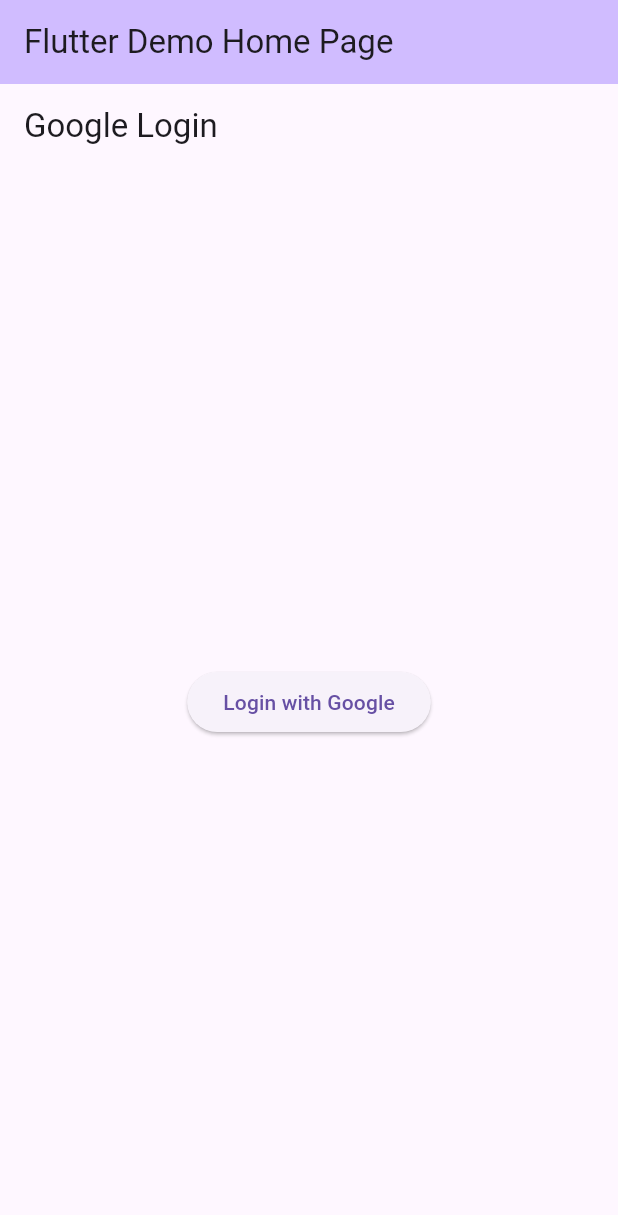
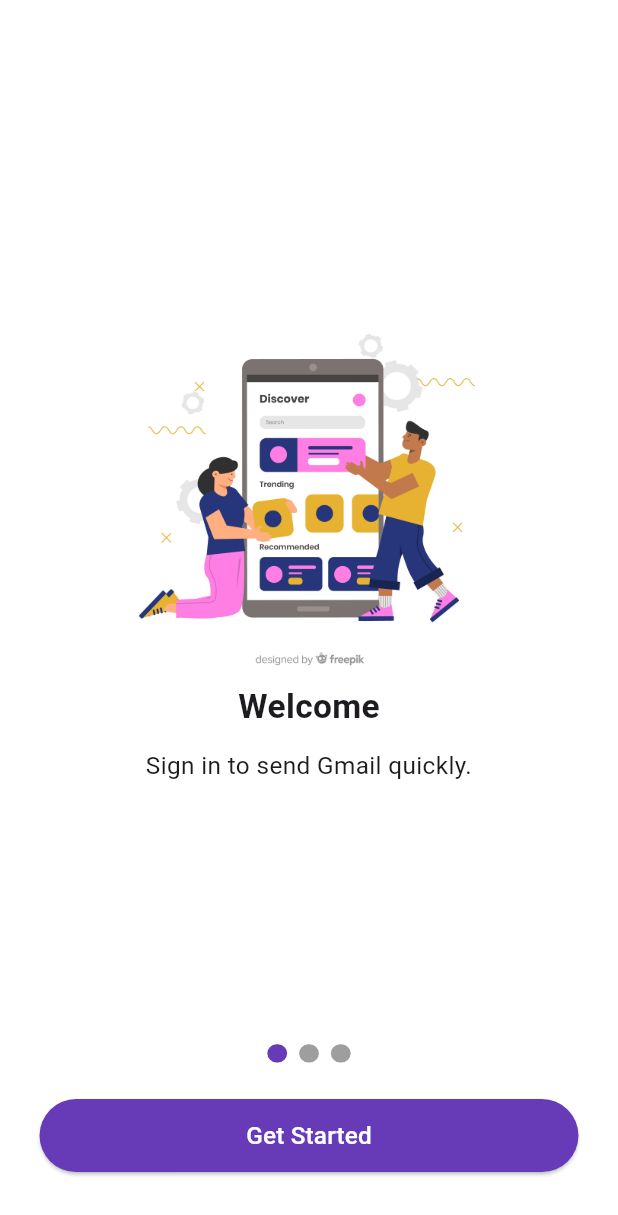
Before and after one commit to developerdevsoni/easy-mail, a Flutter app: the screen it shows after launch, on a phone screen of 412 x 824 dp. Shown: the top 1215 px of the screen. Run offline on Flutter 3.47's test engine with Material 3 defaults, Android fonts, the phone set to English and light mode, and no system bars; drawn by our look-alikes of smooth_page_indicator; our stand-ins replace flutter_screenutil, get, google_sign_in.

Commit message:
flutter code latest

```diff
--- a/lib/google_login_page.dart
+++ /dev/null
@@ -1,56 +0,0 @@
-import 'package:flutter/material.dart';
-import 'package:google_sign_in/google_sign_in.dart';
-import 'package:http/http.dart' as http;
-import 'dart:convert';
-
-class GoogleLoginPage extends StatefulWidget {
-  @override
-  _GoogleLoginPageState createState() => _GoogleLoginPageState();
-}
-
-class _GoogleLoginPageState extends State<GoogleLoginPage> {
-  final GoogleSignIn _googleSignIn = GoogleSignIn(
-    scopes: ['email', 'https://www.googleapis.com/auth/gmail.send'],
-    clientId: '528888226435-qp8r73od0f4tqd20984kgluc16mbvvaj.apps.googleusercontent.com', // Add this for web support
-  );
-
-  Future<void> _handleLogin() async {
-    try {
-      final GoogleSignInAccount? account = await _googleSignIn.signIn();
-      final GoogleSignInAuthentication auth = await account!.authentication;
-
-      final accessToken = auth.accessToken;
-      final idToken = auth.idToken;
-
-      // Send to backend
-      final response = await http.post(
-        Uri.parse('https://1s09gghd-5000.inc1.devtunnels.ms/save-google-user'),
-        headers: {'Content-Type': 'application/json'},
-        body: json.encode({
-          "email": account.email,
-          "name": account.displayName,
-          "access_token": accessToken,
-          "refresh_token": null, // Not available directly
-          "id_token": idToken,
-        }),
-      );
-
-      print("Backend response: ${response.body}");
-    } catch (e) {
-      print("Login error: $e");
-    }
-  }
-
-  @override
-  Widget build(BuildContext context) {
-    return Scaffold(
-      appBar: AppBar(title: Text("Google Login")),
-      body: Center(
-        child: ElevatedButton(
-          child: Text("Login with Google"),
-          onPressed: _handleLogin,
-        ),
-      ),
-    );
-  }
-}
--- a/lib/main.dart
+++ b/lib/main.dart
@@ -1,5 +1,8 @@
-import 'package:easy_mail/google_login_page.dart';
+import 'package:easy_mail/pages/intro_screen.dart';
 import 'package:flutter/material.dart';
+import 'package:get/get.dart';
+import 'package:flutter_screenutil/flutter_screenutil.dart';
+import 'pages/google_login_page.dart';
 
 void main() {
   runApp(const MyApp());
@@ -8,86 +11,21 @@
 class MyApp extends StatelessWidget {
   const MyApp({super.key});
 
-  // This widget is the root of your application.
   @override
   Widget build(BuildContext context) {
-    return MaterialApp(
-      title: 'Flutter Demo',
-      // theme: ThemeData(
-      //
-      //   // This is the theme of your application.
-      //   //
-      //   // TRY THIS: Try running your application with "flutter run". You'll see
-      //   // the application has a purple toolbar. Then, without quitting the app,
-      //   // try changing the seedColor in the colorScheme below to Colors.green
-      //   // and then invoke "hot reload" (save your changes or press the "hot
-      //   // reload" button in a Flutter-supported IDE, or press "r" if you used
-      //   // the command line to start the app).
-      //   //
-      //   // Notice that the counter didn't reset back to zero; the application
-      //   // state is not lost during the reload. To reset the state, use hot
-      //   // restart instead.
-      //   //
-      //   // This works for code too, not just values: Most code changes can be
-      //   // tested with just a hot reload.
-      //   colorScheme: ColorScheme.fromSeed(seedColor: Colors.deepPurple),
-      // ),
-      home: const MyHomePage(title: 'Flutter Demo Home Page'),
+    return ScreenUtilInit(
+      designSize: const Size(375, 812),
+      minTextAdapt: true,
+      splitScreenMode: true,
+      builder: (_, child) {
+        return GetMaterialApp(
+          title: 'Gmail Auth App',
+          debugShowCheckedModeBanner: false,
+          theme: ThemeData(primarySwatch: Colors.deepPurple),
+          home: child,
+        );
+      },
+      child:    IntroScreen(),
     );
   }
 }
-
-class MyHomePage extends StatefulWidget {
-  const MyHomePage({super.key, required this.title});
-
-  // This widget is the home page of your application. It is stateful, meaning
-  // that it has a State object (defined below) that contains fields that affect
-  // how it looks.
-
-  // This class is the configuration for the state. It holds the values (in this
-  // case the title) provided by the parent (in this case the App widget) and
-  // used by the build method of the State. Fields in a Widget subclass are
-  // always marked "final".
-
-  final String title;
-
-  @override
-  State<MyHomePage> createState() => _MyHomePageState();
-}
-
-class _MyHomePageState extends State<MyHomePage> {
-  int _counter = 0;
-
-  void _incrementCounter() {
-    setState(() {
-      // This call to setState tells the Flutter framework that something has
-      // changed in this State, which causes it to rerun the build method below
-      // so that the display can reflect the updated values. If we changed
-      // _counter without calling setState(), then the build method would not be
-      // called again, and so nothing would appear to happen.
-      _counter++;
-    });
-  }
-
-  @override
-  Widget build(BuildContext context) {
-    // This method is rerun every time setState is called, for instance as done
-    // by the _incrementCounter method above.
-    //
-    // The Flutter framework has been optimized to make rerunning build methods
-    // fast, so that you can just rebuild anything that needs updating rather
-    // than having to individually change instances of widgets.
-    return Scaffold(
-      appBar: AppBar(
-        // TRY THIS: Try changing the color here to a specific color (to
-        // Colors.amber, perhaps?) and trigger a hot reload to see the AppBar
-        // change color while the other colors stay the same.
-        backgroundColor: Theme.of(context).colorScheme.inversePrimary,
-        // Here we take the value from the MyHomePage object that was created by
-        // the App.build method, and use it to set our appbar title.
-        title: Text(widget.title),
-      ),
-      body: GoogleLoginPage(), // This trailing comma makes auto-formatting nicer for build methods.
-    );
-  }
-}
--- /dev/null
+++ b/lib/pages/intro_screen.dart
@@ -0,0 +1,70 @@
+import 'package:flutter/material.dart';
+import 'package:get/get.dart';
+import 'package:smooth_page_indicator/smooth_page_indicator.dart';
+import 'package:flutter_screenutil/flutter_screenutil.dart';
+import 'google_login_page.dart';
+
+class IntroScreen extends StatelessWidget {
+  final PageController _controller = PageController();
+
+  IntroScreen({super.key});
+
+  @override
+  Widget build(BuildContext context) {
+    return Scaffold(
+      backgroundColor: Colors.white,
+      body: Padding(
+
+        padding: EdgeInsets.all(24.w),
+        child: Column(
+          children: [
+            Expanded(
+              child: PageView(
+
+                controller: _controller,
+                children: [
+                  buildPage("assets/svg_images/1.jpg", "Welcome", "Sign in to send Gmail quickly."),
+                  buildPage("assets/svg_images/2.jpg", "Templates", "Use your own templates."),
+                  buildPage("assets/svg_images/3.jpg", "Send Emails", "Send emails using Gmail API."),
+                ],
+              ),
+            ),
+            SmoothPageIndicator(
+              controller: _controller,
+              count: 3,
+              effect: WormEffect(
+                dotHeight: 12.h,
+                dotWidth: 12.w,
+                activeDotColor: Colors.deepPurple,
+              ),
+            ),
+            SizedBox(height: 24.h),
+            ElevatedButton(
+              onPressed: () => Get.off(() => GoogleLoginPage()),
+              child: Text("Get Started", style: TextStyle(fontSize: 16.sp,color: Colors.white)),
+              style: ElevatedButton.styleFrom(
+                minimumSize: Size(double.infinity, 48.h),
+                backgroundColor: Colors.deepPurple,
+              ),
+            ),
+            SizedBox(height: 16.h),
+          ],
+        ),
+      ),
+    );
+  }
+
+  Widget buildPage(String imagePath, String title, String desc) {
+    return Column(
+
+      mainAxisAlignment: MainAxisAlignment.center,
+      children: [
+        Image.asset(imagePath, height: 250.h),
+        // SizedBox(height: 30.h),
+        Text(title, style: TextStyle(fontSize: 22.sp, fontWeight: FontWeight.bold)),
+        SizedBox(height: 12.h),
+        Text(desc, textAlign: TextAlign.center, style: TextStyle(fontSize: 16.sp)),
+      ],
+    );
+  }
+}
```
Also changed, not shown: lib/controllers/auth_controller.dart (added, +46 -0 lines), lib/pages/google_login_page.dart (added, +61 -0 lines), lib/pages/home_screen.dart (added, +22 -0 lines), lib/services/api_service.dart (added, +28 -0 lines), pubspec.yaml (+5 -2 lines), assets/svg_images/1.jpg (added), assets/svg_images/2.jpg (added), assets/svg_images/3.jpg (added), pubspec.lock, 7 other files.
